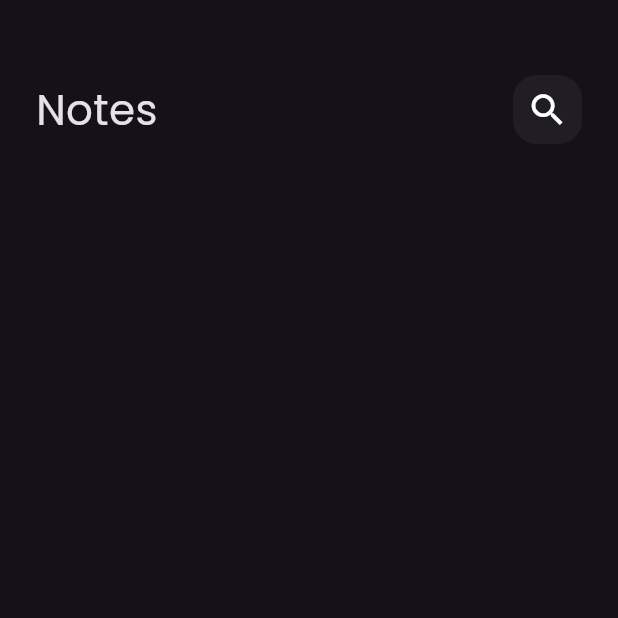
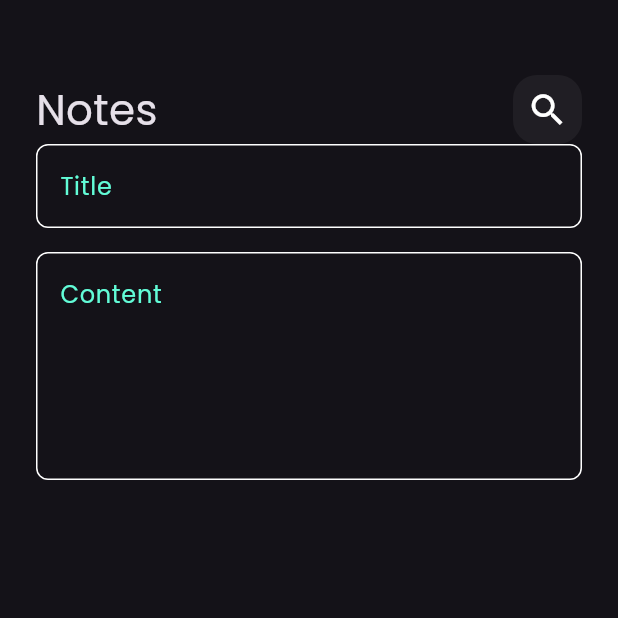
Before and after one commit to hamza-naggar/note_app, a Flutter app: the EditNoteView screen opened directly, on a phone screen of 412 x 824 dp, the top half of it. Run offline on Flutter 3.47's test engine with Material 3 defaults, Android fonts, the phone set to English and light mode, and no system bars.

Commit message:
edit nore view

```diff
--- a/note_app/lib/views/widgets/custom_app_bar.dart
+++ b/note_app/lib/views/widgets/custom_app_bar.dart
@@ -2,7 +2,7 @@ import 'package:flutter/material.dart';
 import 'package:note_app/views/widgets/custom_search_icon.dart';
 
 class CustomAppBar extends StatelessWidget {
-   CustomAppBar({super.key,required this.title,required this.icon});
+   const CustomAppBar({super.key,required this.title,required this.icon});
    final IconData icon;
   final String title;
   @override
--- a/note_app/lib/views/widgets/edit_note_view_body.dart
+++ b/note_app/lib/views/widgets/edit_note_view_body.dart
@@ -1,5 +1,6 @@
 import 'package:flutter/material.dart';
 import 'package:note_app/views/widgets/custom_app_bar.dart';
+import 'package:note_app/views/widgets/custom_text_field.dart';
 
 class EditNoteViewBody extends StatelessWidget {
   const EditNoteViewBody({super.key});
@@ -8,7 +9,7 @@ class EditNoteViewBody extends StatelessWidget {
   Widget build(BuildContext context) {
     return Padding(
       padding: const EdgeInsets.symmetric(horizontal: 24),
-      child: Column(
+      child: const Column(
         children: [
           SizedBox(
             height: 50,
@@ -17,6 +18,11 @@ class EditNoteViewBody extends StatelessWidget {
           title: 'Notes'
           ,icon: Icons.search,
           ),
+          CustomTextField(hint: 'Title'),
+          SizedBox(height:16 ,),
+          CustomTextField(
+          hint: 'Content',
+          maxLines: 5,)
       ],),
     );
   }
```
